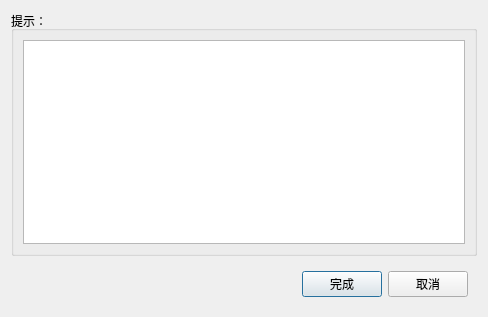
Above: finish_close.ui from KingOfSmail/kEIPM_GUI before the change. Below: the same form after it.
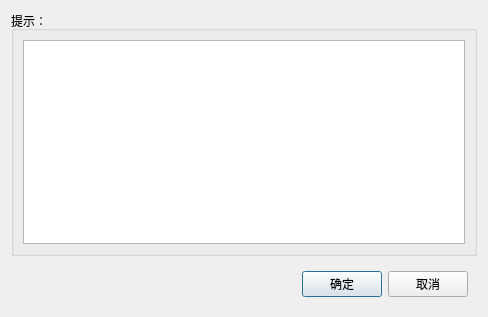
That is the form after the change.

Diff of the .ui file:
```diff
--- a/finish_close.ui
+++ b/finish_close.ui
@@ -58,7 +58,7 @@
       <item>
        <widget class="QPushButton" name="Btn_Finish">
         <property name="text">
-         <string>完成</string>
+         <string>确定</string>
         </property>
        </widget>
       </item>
```
